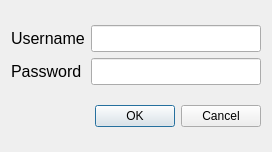
Old version of the form ServiceChat/registerdialog.ui in the repository 124327288/ChatClient.
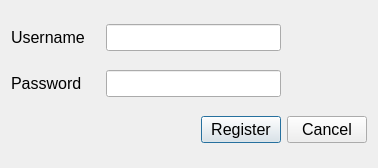
New version of the form.

What changed in the file:
```diff
--- a/ServiceChat/registerdialog.ui
+++ b/ServiceChat/registerdialog.ui
@@ -6,15 +6,13 @@
    <rect>
     <x>0</x>
     <y>0</y>
-    <width>272</width>
-    <height>152</height>
+    <width>378</width>
+    <height>168</height>
    </rect>
   </property>
   <property name="windowTitle">
    <string>Register</string>
   </property>
-  <layout class="QVBoxLayout" name="verticalLayout">
-   <item>
     <layout class="QGridLayout" name="gridLayout">
      <item row="0" column="0">
       <widget class="QLabel" name="label">
@@ -28,7 +26,7 @@
        </property>
       </widget>
      </item>
-     <item row="0" column="1">
+   <item row="0" column="1" colspan="2">
       <widget class="QLineEdit" name="usernameLineEdit">
        <property name="font">
         <font>
@@ -49,7 +47,7 @@
        </property>
       </widget>
      </item>
-     <item row="1" column="1">
+   <item row="1" column="1" colspan="2">
       <widget class="QLineEdit" name="passwordLineEdit">
        <property name="font">
         <font>
@@ -58,17 +56,42 @@
        </property>
       </widget>
      </item>
-    </layout>
+   <item row="2" column="2">
+    <widget class="QPushButton" name="registerPushButton">
+     <property name="font">
+      <font>
+       <pointsize>12</pointsize>
+      </font>
+     </property>
+     <property name="text">
+      <string>Register</string>
+     </property>
+    </widget>
    </item>
-   <item>
-    <widget class="QDialogButtonBox" name="buttonBox">
+   <item row="2" column="3">
+    <widget class="QPushButton" name="cancelPushButton">
+     <property name="font">
+      <font>
+       <pointsize>12</pointsize>
+      </font>
+     </property>
+     <property name="text">
+      <string>Cancel</string>
+     </property>
+    </widget>
+   </item>
+   <item row="2" column="0" colspan="2">
+    <spacer name="horizontalSpacer">
      <property name="orientation">
       <enum>Qt::Horizontal</enum>
      </property>
-     <property name="standardButtons">
-      <set>QDialogButtonBox::Cancel|QDialogButtonBox::Ok</set>
+     <property name="sizeHint" stdset="0">
+      <size>
+       <width>351</width>
+       <height>20</height>
+      </size>
      </property>
-    </widget>
+    </spacer>
    </item>
   </layout>
  </widget>
```
Left out of the diff: 35 changed lines with no effect on the pictures. Lines whose indentation alone changed are shown as unchanged.
